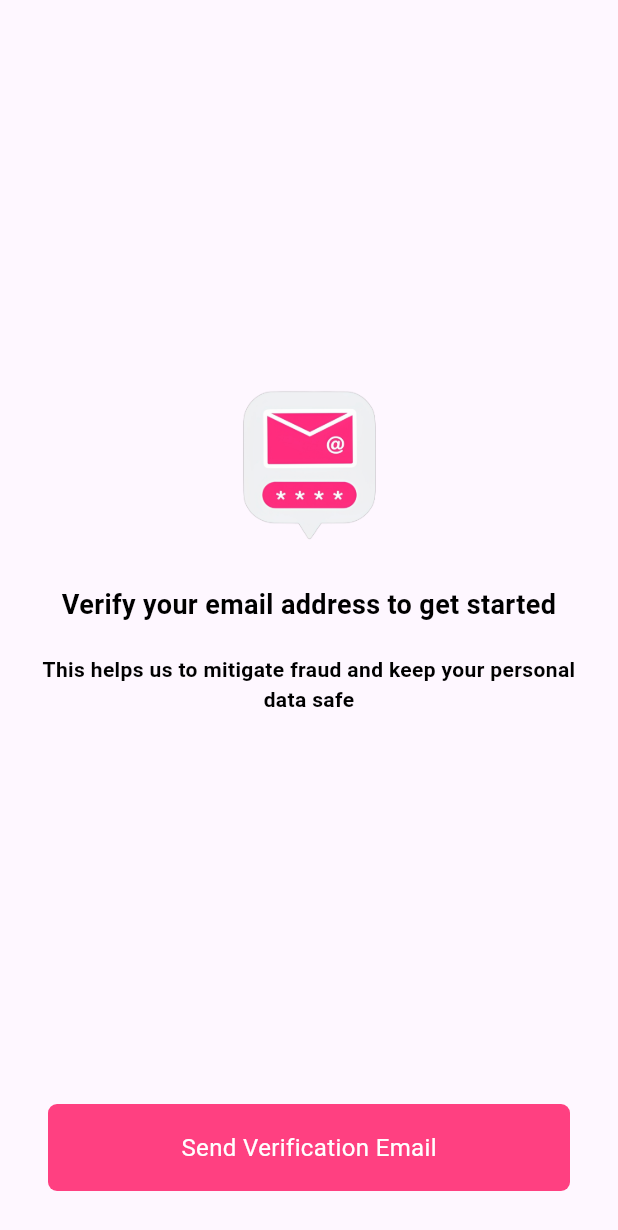
After one commit to Hannan-Hussain/Foodpanda, a Flutter app: the VarifyScreen screen opened directly, on a phone screen of 412 x 824 dp. The commit adds this screen. Shown: the top 1230 px of the screen. Run offline on Flutter 3.47's test engine with Material 3 defaults, Android fonts, the light colour scheme and no system bars.

Commit message:
varification screen

```diff
--- /dev/null
+++ b/lib/screens/varify_screen.dart
@@ -0,0 +1,72 @@
+import 'package:app01/widgets/primary_button.dart';
+import 'package:flutter/material.dart';
+
+class VarifyScreen extends StatefulWidget {
+  const VarifyScreen({super.key});
+
+  @override
+  State<VarifyScreen> createState() => _VarifyScreenState();
+}
+
+class _VarifyScreenState extends State<VarifyScreen> {
+  @override
+  Widget build(BuildContext context) {
+    return Scaffold(
+    body: SafeArea(
+      child: Padding(
+        padding: const EdgeInsets.symmetric(horizontal: 16),
+        child: Column(
+          children: [
+            Expanded(
+              child: Column(
+                mainAxisAlignment: MainAxisAlignment.center,
+                children: [
+                  Image.asset(
+                    "assets/email_icon.png",
+                    height: 100,
+                    width: 100,
+                  ),
+                  const SizedBox(height: 30),
+                  const Text(
+                    "Verify your email address to get started",
+                    textAlign: TextAlign.center,
+                    style: TextStyle(
+                      color: Colors.black,
+                      fontSize: 18,
+                      fontWeight: FontWeight.w700,
+                    ),
+                  ),
+                  const SizedBox(height: 20),
+                  const Padding(
+                    padding: EdgeInsets.symmetric(horizontal: 10),
+                    child: Text(
+                      "This helps us to mitigate fraud and keep your personal data safe",
+                      textAlign: TextAlign.center,
+                      style: TextStyle(
+                        color: Colors.black,
+                        fontSize: 14,
+                        fontWeight: FontWeight.w600,
+                      ),
+                    ),
+                  ),
+                ],
+              ),
+            ),
+
+            // Bottom button
+            Padding(
+              padding: const EdgeInsets.only(bottom: 30),
+              child: PrimaryButton(
+                title: "Send Verification Email",
+                ontap: () {
+                  // Your logic
+                },
+              ),
+            ),
+          ],
+        ),
+      ),
+    ),
+  );
+}
+  }
--- a/lib/widgets/primary_button.dart
+++ b/lib/widgets/primary_button.dart
@@ -12,6 +12,8 @@ class PrimaryButton extends StatelessWidget {
   Widget build(BuildContext context) {
     return InkWell(
       onTap: ontap,
+      child: Padding(
+        padding: const EdgeInsets.symmetric(horizontal: 16),
         child: Container(
           height: 58,
           width: double.infinity,
@@ -29,6 +31,7 @@ class PrimaryButton extends StatelessWidget {
             ),
           ),
         ),
+      ),
     );
   }
 }
```
Also changed, not shown: lib/screens/Email_auth_screen.dart (+3 -20 lines), lib/screens/Forget_screen.dart (added, +76 -0 lines), lib/screens/location_screen.dart (+6 -3 lines), lib/screens/password_Auth.dart (+22 -1 lines), lib/screens/splash_screen.dart (line endings or trailing spaces). Lines whose indentation alone changed are shown as unchanged.
